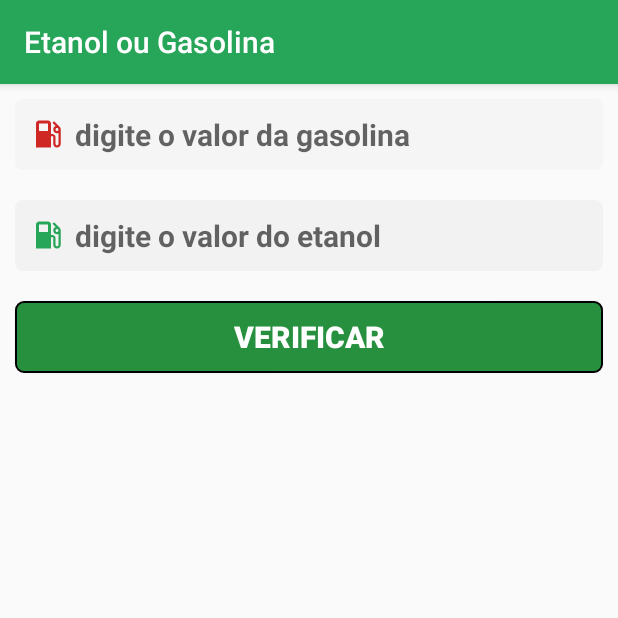
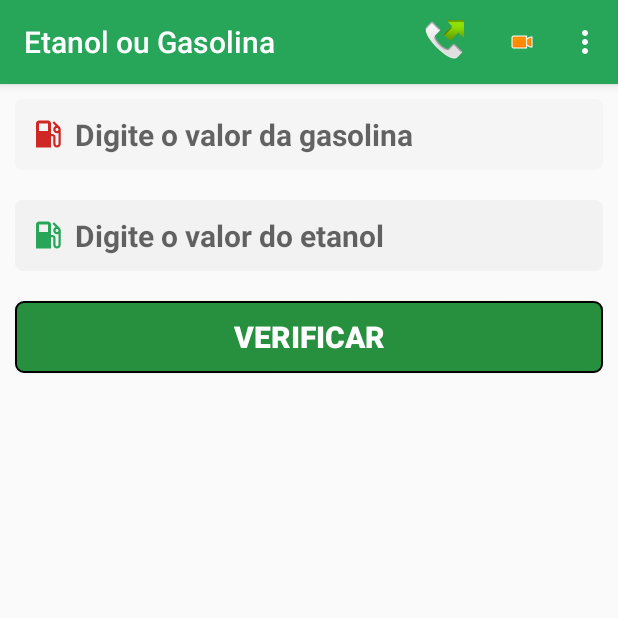
Before and after one commit to cstavarengo/Fuel, an Android app: the screen it shows after launch (MainActivity), on a phone screen of 412 x 824 dp, the top half of it. Run offline under Robolectric (Android 15) with nearby library versions, the phone set to English and light mode, and no system bars.

Commit message:
Desenvolvimento de styles, AbastecimentoActivity e menu em MainActivity

```diff
--- a/app/build.gradle
+++ b/app/build.gradle
@@ -26,4 +26,5 @@ dependencies {
     testImplementation 'junit:junit:4.12'
     androidTestImplementation 'androidx.test.ext:junit:1.1.0'
     androidTestImplementation 'androidx.test.espresso:espresso-core:3.1.1'
+    implementation 'androidx.recyclerview:recyclerview:1.1.0'
 }
--- /dev/null
+++ b/app/src/main/java/br/com/cristiano/etanolougasolina/interfaces/AdapterInterfaceOnLongClick.java
@@ -0,0 +1,6 @@
+package br.com.cristiano.etanolougasolina.interfaces;
+
+public interface AdapterInterfaceOnLongClick {
+
+    void longClick(int position);
+}
--- a/app/src/main/java/br/com/cristiano/etanolougasolina/views/MainActivity.java
+++ b/app/src/main/java/br/com/cristiano/etanolougasolina/views/MainActivity.java
@@ -3,6 +3,9 @@ package br.com.cristiano.etanolougasolina.views;
 import androidx.appcompat.app.AppCompatActivity;
 
 import android.os.Bundle;
+import android.view.Menu;
+import android.view.MenuInflater;
+import android.view.MenuItem;
 import android.view.View;
 import android.widget.Button;
 import android.widget.EditText;
@@ -61,13 +64,11 @@ public class MainActivity extends AppCompatActivity {
         });
     }
 
-
     @Override
     protected void onPause() {
         super.onPause();
         this.texToSpeech.stopTalking();
     }
-
 
     @Override
     protected void onDestroy() {
@@ -75,6 +76,17 @@ public class MainActivity extends AppCompatActivity {
         this.texToSpeech.destroy();
     }
 
+    @Override
+    public boolean onCreateOptionsMenu(Menu menu) {
+        MenuInflater inflater = getMenuInflater();
+        inflater.inflate(R.menu.menu, menu);
+        return true;
+    }
+
+    @Override
+    public boolean onOptionsItemSelected(MenuItem item) {
+        return true;
+    }
 
     private boolean camposPreenchidos() {
         String valorG = editTextGasolina.getText().toString();
--- a/app/src/main/res/layout/activity_main.xml
+++ b/app/src/main/res/layout/activity_main.xml
@@ -19,7 +19,7 @@
             <EditText
                 android:id="@+id/etValorGasolina"
                 android:inputType="numberDecimal"
-                android:hint="digite o valor da gasolina"
+                android:hint="Digite o valor da gasolina"
                 android:drawableLeft="@drawable/ic_local_gas_station_red"
                 android:drawablePadding="6dp"
                 android:layout_width="match_parent"
@@ -30,7 +30,7 @@
             <EditText
                 android:id="@+id/etValorEtanol"
                 android:inputType="numberDecimal"
-                android:hint="digite o valor do etanol "
+                android:hint="Digite o valor do etanol "
                 android:drawableLeft="@drawable/ic_local_gas_station"
                 android:drawablePadding="6dp"
                 android:layout_width="match_parent"
--- a/app/src/main/res/menu/menu.xml
+++ b/app/src/main/res/menu/menu.xml
@@ -1,8 +1,26 @@
 <?xml version="1.0" encoding="utf-8"?>
-<menu xmlns:android="http://schemas.android.com/apk/res/android">
+<menu xmlns:android="http://schemas.android.com/apk/res/android"
+    xmlns:app="http://schemas.android.com/apk/res-auto">
 
-    <item android:id="@+id/menu_item_main"
-        android:title="Abastecimentos"
-        android:contentDescription="Abastecimento"/>
+    <item android:id="@+id/menuItemAbastecimento"
+        android:title="Abastecimento"
+        android:orderInCategory="100"
+        app:showAsAction="never">
+
+            <menu>
+                <item android:id="@+id/menuItemNovoAbastecimento"  android:title="Novo" />
+                <item android:id="@+id/menuItemAbastecimentoSobre" android:title="Sobre"/>
+            </menu>
+    </item>
+
+    <item android:id="@+id/menuItemSom"
+        android:icon="@android:drawable/sym_call_outgoing"
+        android:title="Som"
+        app:showAsAction="always"/>
+
+    <item android:id="@+id/menuItemVibracao"
+        android:icon="@android:drawable/presence_video_away"
+        android:title="Som"
+        app:showAsAction="always"/>
 
 </menu>
```
Also changed, not shown: app/src/main/AndroidManifest.xml (+9 -4 lines), app/src/main/java/br/com/cristiano/etanolougasolina/adapters/AbastecimentoAdapter.java (added, +106 -0 lines), app/src/main/java/br/com/cristiano/etanolougasolina/interfaces/AdapterInterfaceOnClick.java (added, +10 -0 lines), app/src/main/java/br/com/cristiano/etanolougasolina/model/Cidade.java (added, +41 -0 lines), app/src/main/java/br/com/cristiano/etanolougasolina/views/AbastecimentoActivity.java (added, +23 -0 lines), app/src/main/res/layout/activity_abastecimento.xml (added, +23 -0 lines), app/src/main/res/layout/raw_abastecimento.xml (added, +42 -0 lines).
